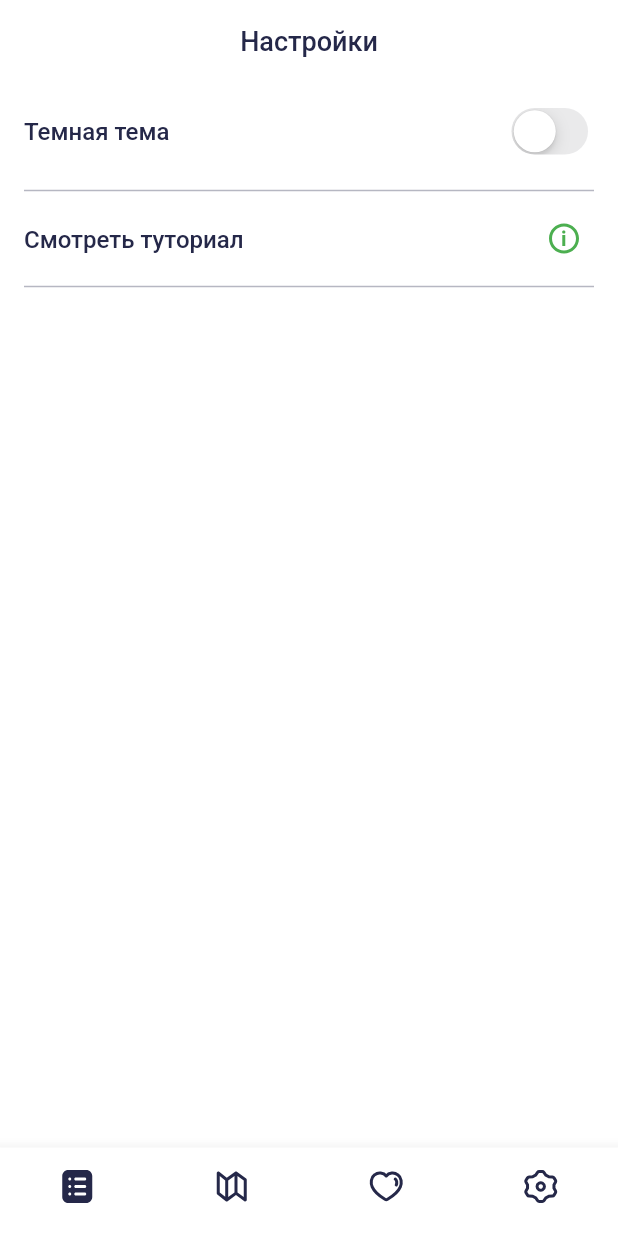
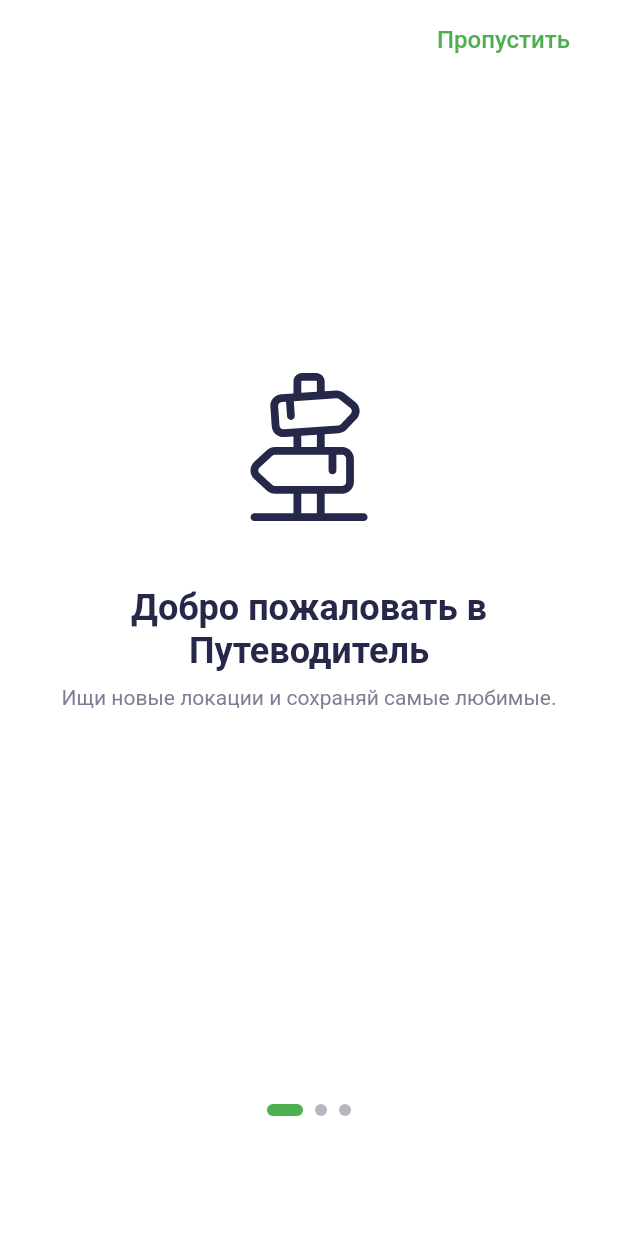
Before and after one commit to RinaZavr/surf_places, a Flutter app: the SettingsScreen screen opened by its route, after a tap on "Смотреть туториал", on a phone screen of 412 x 824 dp. Run offline on Flutter 3.47's test engine with Material 3 defaults, Android fonts, the phone set to English and light mode, and no system bars; our stand-ins replace cached_network_image, carousel_slider, dio, flutter_bloc, flutter_dotenv, flutter_slidable and 8 more; missing offline and left inert: talker_bloc_logger, talker_dio_logger; accounts and stored records are empty; generated files the repository leaves out were written again; network calls fail; statements that could not run were skipped.

Commit message:
feat: Added onboarding screen

```diff
--- a/lib/common/consts/icons_consts.dart
+++ b/lib/common/consts/icons_consts.dart
@@ -18,4 +18,10 @@ abstract class AppIcons {
   static const String trash = 'assets/icons/place/Backet.svg';
   static const String way = 'assets/icons/favorites/GO.svg';
   static const String info = 'assets/icons/settings/Info.svg';
+  static const String onboardingFirst =
+      'assets/icons/onboarding/Tutorial_1_frame.svg';
+  static const String onboardingSecond =
+      'assets/icons/onboarding/Tutorial_2_frame.svg';
+  static const String onboardingThird =
+      'assets/icons/onboarding/Tutorial_3_frame.svg';
 }
--- a/lib/config/repositories/settings_repository.dart
+++ b/lib/config/repositories/settings_repository.dart
@@ -7,6 +7,7 @@ class SettingsRepository {
   final SharedPreferences prefs;
 
   final String themeKey = 'theme';
+  final String onboardingKey = 'onboarding';
 
   Future<void> saveTheme(ThemeMode mode) async {
     await prefs.setString(themeKey, mode.name);
@@ -16,4 +17,10 @@ class SettingsRepository {
     final theme = prefs.getString(themeKey) ?? ThemeMode.system.name;
     return ThemeMode.values.firstWhere((element) => element.name == theme);
   }
+
+  Future<void> saveOnboarding() async {
+    await prefs.setBool(onboardingKey, true);
+  }
+
+  bool getOnboarding() => prefs.getBool(onboardingKey) ?? false;
 }
--- a/lib/config/router/routes.dart
+++ b/lib/config/router/routes.dart
@@ -4,6 +4,7 @@ import 'package:surf_places/config/router/routes_consts.dart';
 import 'package:surf_places/feature/favorites/view/favorites_screen.dart';
 import 'package:surf_places/feature/main/view/main_wrapper.dart';
 import 'package:surf_places/feature/map/view/map_screen.dart';
+import 'package:surf_places/feature/onboarding/view/onboarding_screen.dart';
 import 'package:surf_places/feature/places/list/view/places_list_screen.dart';
 import 'package:surf_places/feature/places/place/view/place_screen.dart';
 import 'package:surf_places/feature/places/place/view/widgets/images_viewer.dart';
@@ -105,3 +106,11 @@ class ImagesViewerRoute extends GoRouteData with _$ImagesViewerRoute {
     return ImagesViewer(images: images);
   }
 }
+
+@TypedGoRoute<OnboardingRoute>(path: AppRoutesConsts.onboarding)
+class OnboardingRoute extends GoRouteData with _$OnboardingRoute {
+  @override
+  Widget build(BuildContext context, GoRouterState state) {
+    return OnboardingScreen();
+  }
+}
--- a/lib/config/router/routes_consts.dart
+++ b/lib/config/router/routes_consts.dart
@@ -8,4 +8,5 @@ abstract class AppRoutesConsts {
   static const String map = '/map';
   static const String favorites = '/favorites';
   static const String settings = '/settings';
+  static const String onboarding = '/onboarding';
 }
--- /dev/null
+++ b/lib/feature/onboarding/data/onboarding_model.dart
@@ -0,0 +1,11 @@
+class OnboardingModel {
+  const OnboardingModel({
+    required this.image,
+    required this.title,
+    required this.description,
+  });
+
+  final String image;
+  final String title;
+  final String description;
+}
--- /dev/null
+++ b/lib/feature/onboarding/view/onboarding_screen.dart
@@ -0,0 +1,145 @@
+import 'package:flutter/material.dart';
+import 'package:get_it/get_it.dart';
+import 'package:surf_places/common/consts/icons_consts.dart';
+import 'package:surf_places/common/extensions/context_extensions.dart';
+import 'package:surf_places/common/widgets/custom_svg_icon.dart';
+import 'package:surf_places/config/repositories/settings_repository.dart';
+import 'package:surf_places/config/router/routes.dart';
+import 'package:surf_places/feature/onboarding/data/onboarding_model.dart';
+
+class OnboardingScreen extends StatefulWidget {
+  const OnboardingScreen({super.key});
+
+  @override
+  State<OnboardingScreen> createState() => _OnboardingScreenState();
+}
+
+class _OnboardingScreenState extends State<OnboardingScreen> {
+  int _currentPage = 0;
+  final data = [
+    OnboardingModel(
+      image: AppIcons.onboardingFirst,
+      title: 'Добро пожаловать в Путеводитель',
+      description: 'Ищи новые локации и сохраняй самые любимые.',
+    ),
+    OnboardingModel(
+      image: AppIcons.onboardingSecond,
+      title: 'Построй маршрут и отправляйся в путь',
+      description: 'Достигай цели максимально быстро и комфортно.',
+    ),
+    OnboardingModel(
+      image: AppIcons.onboardingThird,
+      title: 'Добавляй места, которые нашёл сам',
+      description: 'Делись самыми интересными и помоги нам стать лучше!',
+    ),
+  ];
+
+  @override
+  Widget build(BuildContext context) {
+    return Scaffold(
+      floatingActionButtonLocation: FloatingActionButtonLocation.endTop,
+      floatingActionButton: _currentPage == 2
+          ? null
+          : Padding(
+              padding: const EdgeInsets.all(16),
+              child: InkWell(
+                onTap: () {
+                  GetIt.I.get<SettingsRepository>().saveOnboarding();
+                  PlacesListRoute().push(context);
+                },
+                child: Text(
+                  'Пропустить',
+                  style: context.textExt.text.copyWith(
+                    color: context.colorExt.accentColor,
+                  ),
+                ),
+              ),
+            ),
+      bottomNavigationBar: Padding(
+        padding: const EdgeInsets.all(16),
+        child: Column(
+          spacing: 8,
+          mainAxisSize: MainAxisSize.min,
+          mainAxisAlignment: MainAxisAlignment.center,
+          children: [
+            Row(
+              mainAxisAlignment: MainAxisAlignment.center,
+              children: List.generate(data.length, (i) {
+                final isActive = i == _currentPage;
+                return AnimatedContainer(
+                  duration: const Duration(milliseconds: 300),
+                  curve: Curves.easeInOut,
+                  margin: const EdgeInsets.symmetric(horizontal: 4),
+                  width: isActive ? 24 : 8,
+                  height: 8,
+                  decoration: BoxDecoration(
+                    color: isActive
+                        ? context.colorExt.accentColor
+                        : context.colorExt.trinityColor,
+                    borderRadius: BorderRadius.circular(isActive ? 4 : 100),
+                  ),
+                );
+              }),
+            ),
+            SizedBox(
+              height: 56, // это высота кнопки
+              width: double.infinity,
+              child: AnimatedSwitcher(
+                duration: const Duration(milliseconds: 300),
+                child: _currentPage == 2
+                    ? InkWell(
+                        onTap: () => PlacesListRoute().go(context),
+                        child: Container(
+                          decoration: BoxDecoration(
+                            color: context.colorExt.accentColor,
+                            borderRadius: BorderRadius.circular(12),
+                          ),
+                          alignment: Alignment.center,
+                          child: Text(
+                            'НА СТАРТ',
+                            style: context.textExt.subtitle.copyWith(
+                              color: context.colorExt.cardColor,
+                            ),
+                          ),
+                        ),
+                      )
+                    : const SizedBox.shrink(), // но высота всё равно сохраняется
+              ),
+            ),
+          ],
+        ),
+      ),
+      body: PageView.builder(
+        itemBuilder: (context, index) {
+          return Padding(
+            padding: const EdgeInsets.symmetric(horizontal: 16),
+            child: Column(
+              spacing: 8,
+              mainAxisAlignment: MainAxisAlignment.center,
+              children: [
+                Padding(
+                  padding: const EdgeInsets.only(bottom: 32),
+                  child: CustomSvgIcon(icon: data[index].image),
+                ),
+                Text(
+                  data[index].title,
+                  style: context.textExt.title,
+                  textAlign: TextAlign.center,
+                ),
+                Text(
+                  data[index].description,
+                  style: context.textExt.small.copyWith(
+                    color: context.colorExt.infoColor,
+                  ),
+                  textAlign: TextAlign.center,
+                ),
+              ],
+            ),
+          );
+        },
+        itemCount: 3,
+        onPageChanged: (index) => setState(() => _currentPage = index),
+      ),
+    );
+  }
+}
--- a/lib/feature/settings/view/settings_screen.dart
+++ b/lib/feature/settings/view/settings_screen.dart
@@ -3,6 +3,7 @@ import 'package:flutter/material.dart';
 import 'package:surf_places/common/consts/icons_consts.dart';
 import 'package:surf_places/common/extensions/context_extensions.dart';
 import 'package:surf_places/common/widgets/custom_svg_icon.dart';
+import 'package:surf_places/config/router/routes.dart';
 
 class SettingsScreen extends StatefulWidget {
   const SettingsScreen({super.key});
@@ -45,7 +46,7 @@ class _SettingsScreenState extends State<SettingsScreen> {
             Padding(
               padding: const EdgeInsets.only(right: 8, bottom: 12, top: 12),
               child: InkWell(
-                onTap: () {},
+                onTap: () => OnboardingRoute().push(context),
                 child: Row(
                   mainAxisAlignment: MainAxisAlignment.spaceBetween,
                   children: [
--- a/pubspec.yaml
+++ b/pubspec.yaml
@@ -54,6 +54,7 @@ flutter:
     - assets/icons/common/
     - assets/icons/favorites/
     - assets/icons/settings/
+    - assets/icons/onboarding/
 
   fonts:
     - family: Roboto
```
Also changed, not shown: assets/icons/onboarding/Tutorial_1_frame.svg (added), assets/icons/onboarding/Tutorial_2_frame.svg (added), assets/icons/onboarding/Tutorial_3_frame.svg (added).
